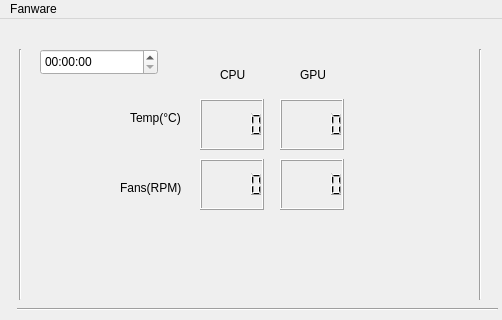
First picture: the form in untitled/mainwindow.ui, repository madhavpcm/DellG5SE-Fan-Linux, before the edit; both pictures show x 0 to 502 and y 0 to 320 of the 502 by 465 pixel window.
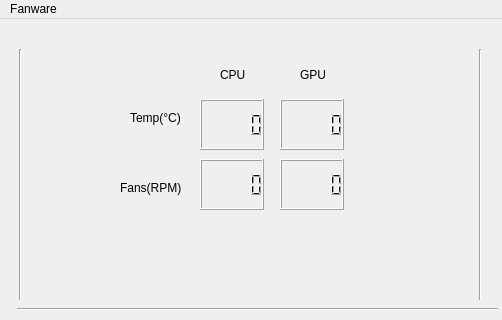
Second picture: the form after the edit. Icons and pictures are not drawn.

What changed in the file:
```diff
--- a/untitled/mainwindow.ui
+++ b/untitled/mainwindow.ui
@@ -215,16 +215,6 @@
      <number>255</number>
     </property>
    </widget>
-   <widget class="QTimeEdit" name="timeEdit">
-    <property name="geometry">
-     <rect>
-      <x>40</x>
-      <y>30</y>
-      <width>118</width>
-      <height>26</height>
-     </rect>
-    </property>
-   </widget>
   </widget>
   <widget class="QMenuBar" name="menubar">
    <property name="geometry">
```
Left out of the diff: 14 changed lines with no effect on the pictures.
